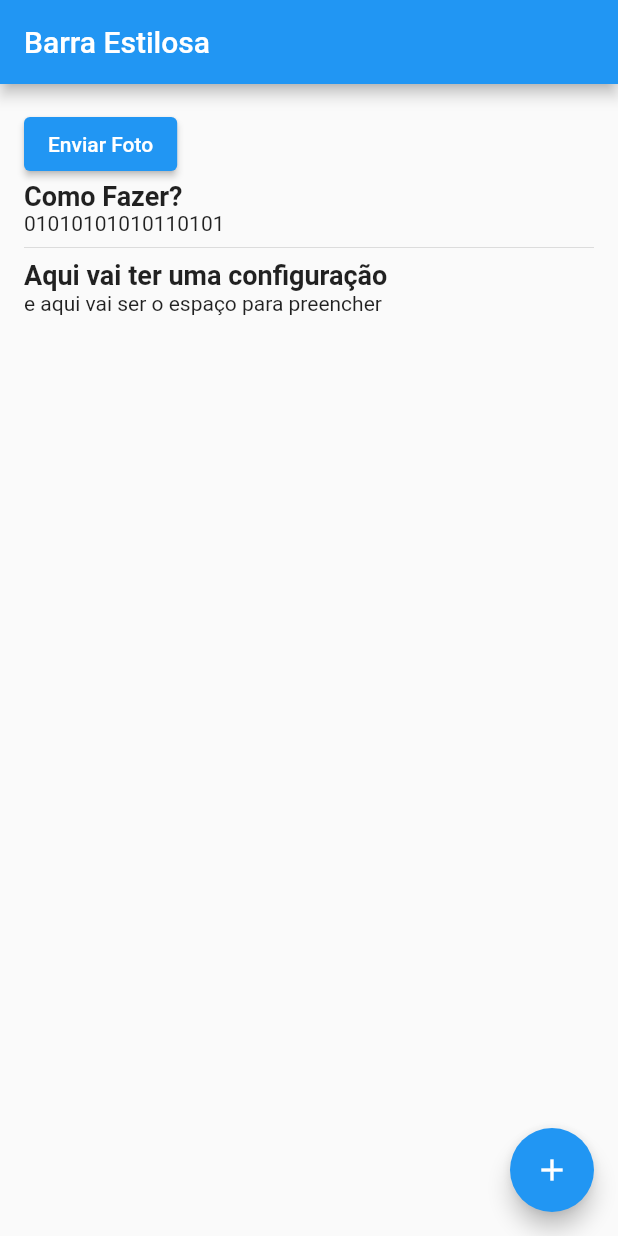
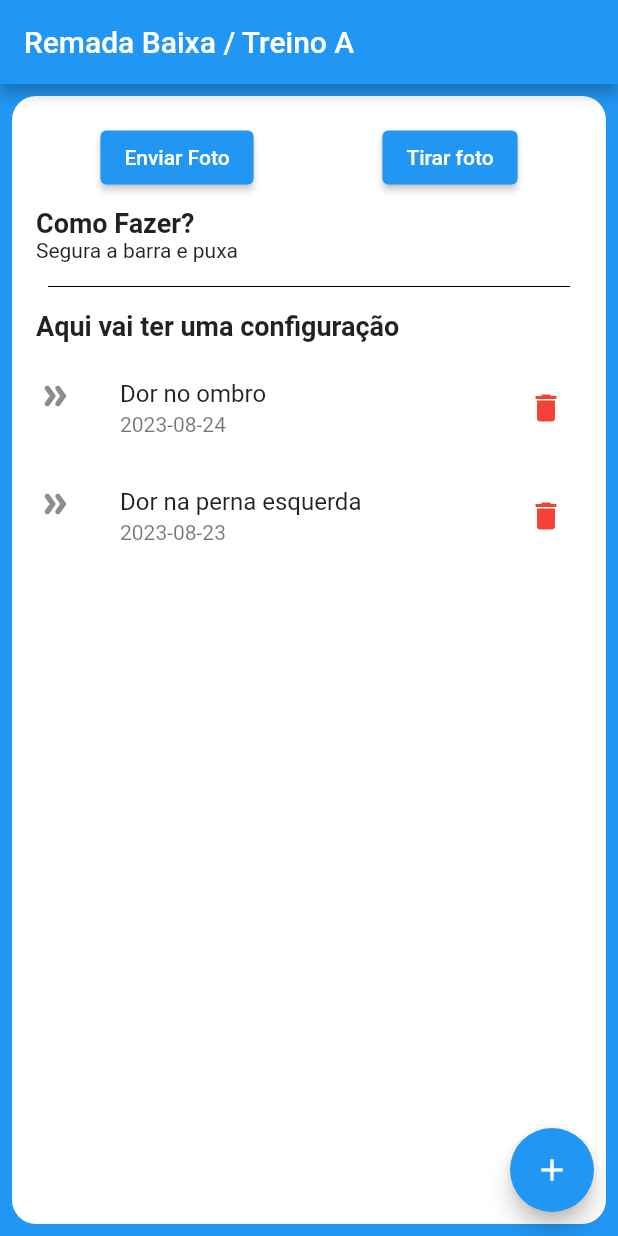
Before and after one commit to Romulomdr/App_notify, a Flutter app: the screen it shows after launch, on a phone screen of 412 x 824 dp. Run offline on Flutter 3.47's test engine with Material 2 defaults, Android fonts, the phone set to English and light mode, and no system bars.

Commit message:
New Layout and adding buttons, lists and container

```diff
--- a/lib/Telas/exercicio_telas.dart
+++ b/lib/Telas/exercicio_telas.dart
@@ -25,8 +25,9 @@
   @override
   Widget build(BuildContext context) {
     return Scaffold(
-
-      appBar: AppBar(title: const Text("Barra Estilosa")),
+      backgroundColor: Colors.blue,
+      appBar: AppBar(
+        title: Text("${exercicioModelo.nome} / ${exercicioModelo.treino}")),
       floatingActionButton: FloatingActionButton(onPressed: (){
         // ignore: avoid_print
         print("FOI PRESSIONADO");
@@ -35,15 +36,31 @@
       child: const Icon(Icons.add),
       ),
 
-      body: Padding(
+      body: Container(
+        margin: const EdgeInsets.all(8.0),
         padding: const EdgeInsets.all(16.0),
-        child: Column(
-          crossAxisAlignment: CrossAxisAlignment.start,
+        decoration: BoxDecoration(
+          color: Colors.white,
+          borderRadius: BorderRadius.circular(16),
+          ),
+        child: ListView(
           children: [
-            ElevatedButton(
-              onPressed: (){},
-              child: const Text("Enviar Foto")
+            SizedBox(
+              height: 50,
+              child: Row(
+                mainAxisAlignment: MainAxisAlignment.spaceAround,
+                children: [
+                  ElevatedButton(
+                    onPressed: (){},
+                    child: const Text("Enviar Foto")
+                  ),
+                  ElevatedButton(
+                    onPressed: (){},
+                    child: const Text("Tirar foto"))
+                ],
+              ),
             ),
+            const SizedBox(height: 8,),
             const Text(
               "Como Fazer?",
               style: TextStyle(
@@ -51,9 +68,12 @@
                 fontSize: 18,
               ),
             ),
-            const Text(
-              "01010101010110101"),
-            const Divider(),
+            Text(
+              exercicioModelo.comoFazer),
+            const Padding(
+              padding: EdgeInsets.all(8.0),
+              child: Divider(color: Colors.black),
+            ),
             const Text(
               "Aqui vai ter uma configuração",
               style: TextStyle(
@@ -61,7 +81,28 @@
                 fontSize: 18,
               ),
             ),
-            const Text("e aqui vai ser o espaço para preencher")
+            const SizedBox(height: 8,),
+            Column(
+              crossAxisAlignment: CrossAxisAlignment.start,
+              children: List.generate(listaSentimentos.length, (index){
+                SentimentoModelo sentimentoAgora = listaSentimentos[index];
+                return ListTile(
+                  contentPadding: EdgeInsets.zero,
+                  title: Text(sentimentoAgora.sentindo),
+                  subtitle: Text(sentimentoAgora.data),
+                  leading: const Icon(Icons.double_arrow_rounded),
+                  trailing: IconButton(
+                    icon: const Icon(
+                      Icons.delete,
+                      color: Colors.red,
+                    ),
+                    onPressed: (){
+                      print("DELETE ${sentimentoAgora.sentindo}");
+                     },
+                    ),
+                );
+              }),
+            )
           ],
         ),
       )
```
